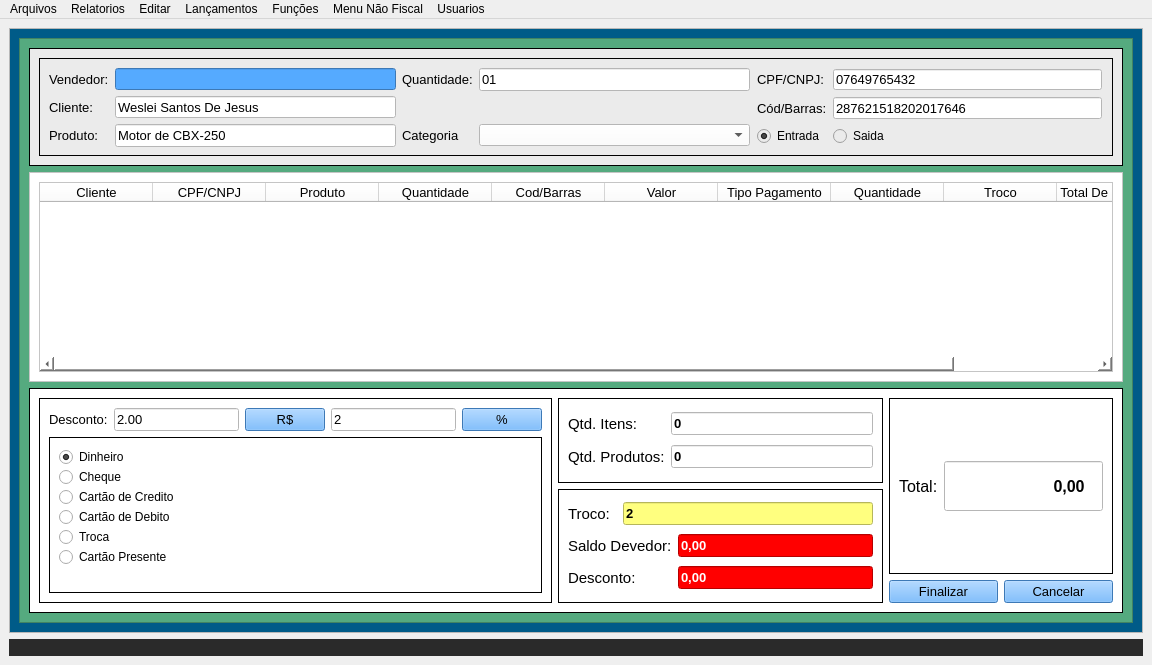
This is Views/TelaDefinitiva.ui in Weslei25/SistemaDeVendas as Qt 5 draws it before an edit. The edited form follows.
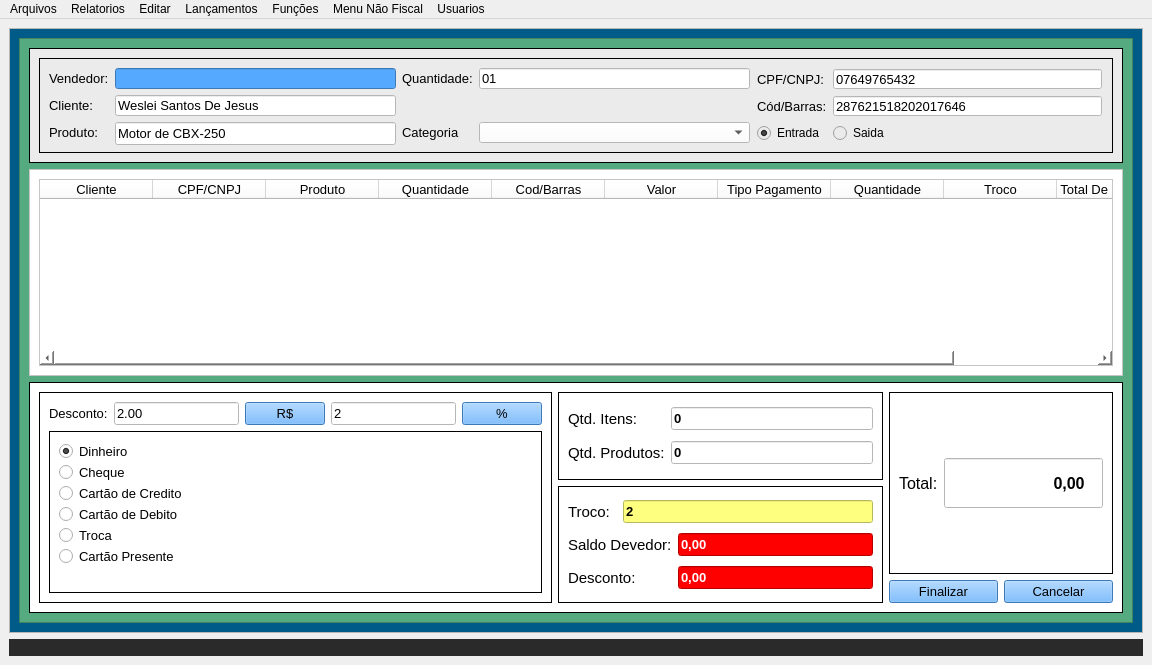
This is the edited form. The open tabs and pages were chosen to show the change. Icons and pictures are not drawn.

Commit message: Novo arquivo de requerimentos adicionado

Patch:
```diff
--- a/Views/TelaDefinitiva.ui
+++ b/Views/TelaDefinitiva.ui
@@ -5228,6 +5228,11 @@
                          </property>
                          <item>
                           <widget class="QRadioButton" name="radioButton_7">
+                           <property name="font">
+                            <font>
+                             <pointsize>10</pointsize>
+                            </font>
+                           </property>
                            <property name="text">
                             <string>Dinheiro</string>
                            </property>
@@ -5238,6 +5243,11 @@
                          </item>
                          <item>
                           <widget class="QRadioButton" name="radioButton_8">
+                           <property name="font">
+                            <font>
+                             <pointsize>10</pointsize>
+                            </font>
+                           </property>
                            <property name="text">
                             <string>Cheque</string>
                            </property>
@@ -5245,6 +5255,11 @@
                          </item>
                          <item>
                           <widget class="QRadioButton" name="radioButton_9">
+                           <property name="font">
+                            <font>
+                             <pointsize>10</pointsize>
+                            </font>
+                           </property>
                            <property name="text">
                             <string>Cartão de Credito</string>
                            </property>
@@ -5252,6 +5267,11 @@
                          </item>
                          <item>
                           <widget class="QRadioButton" name="radioButton_10">
+                           <property name="font">
+                            <font>
+                             <pointsize>10</pointsize>
+                            </font>
+                           </property>
                            <property name="text">
                             <string>Cartão de Debito</string>
                            </property>
@@ -5259,6 +5279,11 @@
                          </item>
                          <item>
                           <widget class="QRadioButton" name="radioButton_11">
+                           <property name="font">
+                            <font>
+                             <pointsize>10</pointsize>
+                            </font>
+                           </property>
                            <property name="text">
                             <string>Troca</string>
                            </property>
@@ -5266,6 +5291,11 @@
                          </item>
                          <item>
                           <widget class="QRadioButton" name="radioButton_12">
+                           <property name="font">
+                            <font>
+                             <pointsize>10</pointsize>
+                            </font>
+                           </property>
                            <property name="text">
                             <string>Cartão Presente</string>
                            </property>
```
Left out of the diff: 2 changed lines with no effect on the pictures. The commit also changes 1 other file.
